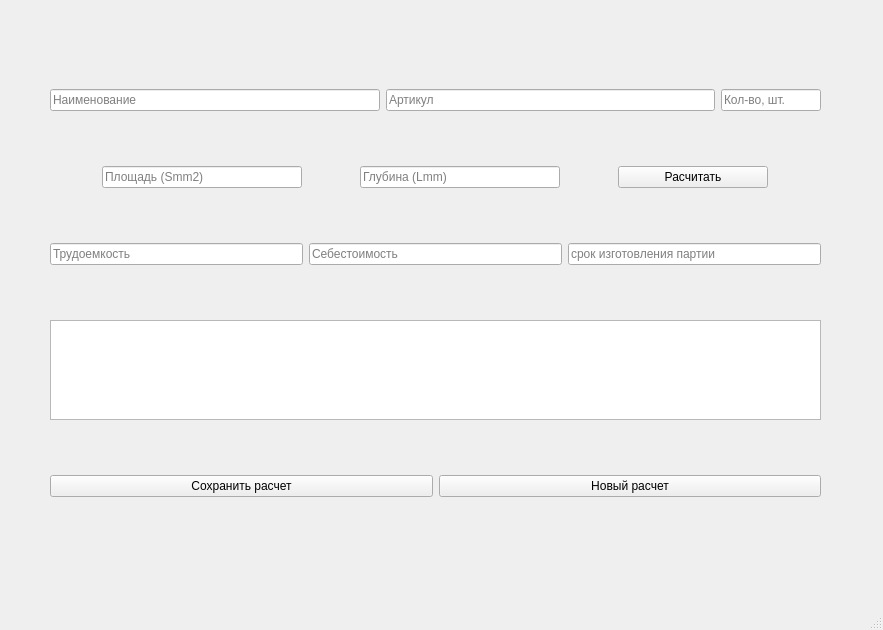
Before: the Qt Designer form Kalkulation.ui in xah-t/pyqtexam, drawn with Qt 5.
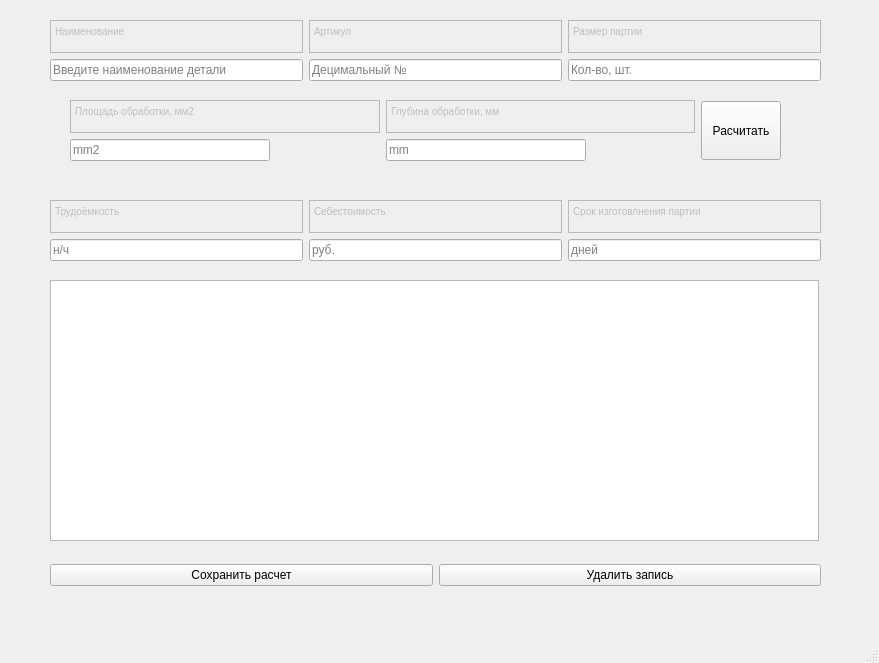
After: the same form once the commit is applied.

```diff
--- a/Kalkulation.ui
+++ b/Kalkulation.ui
@@ -6,8 +6,8 @@
    <rect>
     <x>0</x>
     <y>0</y>
-    <width>883</width>
-    <height>630</height>
+    <width>879</width>
+    <height>663</height>
    </rect>
   </property>
   <property name="minimumSize">
@@ -24,14 +24,31 @@
     <property name="geometry">
      <rect>
       <x>50</x>
-      <y>40</y>
+      <y>20</y>
       <width>771</width>
-      <height>511</height>
+      <height>61</height>
      </rect>
     </property>
-    <layout class="QVBoxLayout" name="verticalLayout">
+    <layout class="QHBoxLayout" name="horizontalLayout">
      <item>
-      <layout class="QHBoxLayout" name="horizontalLayout">
+      <layout class="QVBoxLayout" name="verticalLayout_4">
+       <item>
+        <widget class="QTextEdit" name="textEdit_4">
+         <property name="enabled">
+          <bool>false</bool>
+         </property>
+         <property name="readOnly">
+          <bool>true</bool>
+         </property>
+         <property name="html">
+          <string>&lt;!DOCTYPE HTML PUBLIC &quot;-//W3C//DTD HTML 4.0//EN&quot; &quot;http://www.w3.org/TR/REC-html40/strict.dtd&quot;&gt;
+&lt;html&gt;&lt;head&gt;&lt;meta name=&quot;qrichtext&quot; content=&quot;1&quot; /&gt;&lt;style type=&quot;text/css&quot;&gt;
+p, li { white-space: pre-wrap; }
+&lt;/style&gt;&lt;/head&gt;&lt;body style=&quot; font-family:'MS Shell Dlg 2'; font-size:7.8pt; font-weight:400; font-style:normal;&quot;&gt;
+&lt;p style=&quot; margin-top:0px; margin-bottom:0px; margin-left:0px; margin-right:0px; -qt-block-indent:0; text-indent:0px;&quot;&gt;Наименование&lt;/p&gt;&lt;/body&gt;&lt;/html&gt;</string>
+         </property>
+        </widget>
+       </item>
        <item>
         <widget class="QLineEdit" name="lineEdit_1">
          <property name="toolTip">
@@ -53,7 +70,28 @@
           <string/>
          </property>
          <property name="placeholderText">
-          <string>Наименование</string>
+          <string>Введите наименование детали</string>
+         </property>
+        </widget>
+       </item>
+      </layout>
+     </item>
+     <item>
+      <layout class="QVBoxLayout" name="verticalLayout_5">
+       <item>
+        <widget class="QTextEdit" name="textEdit_5">
+         <property name="enabled">
+          <bool>false</bool>
+         </property>
+         <property name="readOnly">
+          <bool>true</bool>
+         </property>
+         <property name="html">
+          <string>&lt;!DOCTYPE HTML PUBLIC &quot;-//W3C//DTD HTML 4.0//EN&quot; &quot;http://www.w3.org/TR/REC-html40/strict.dtd&quot;&gt;
+&lt;html&gt;&lt;head&gt;&lt;meta name=&quot;qrichtext&quot; content=&quot;1&quot; /&gt;&lt;style type=&quot;text/css&quot;&gt;
+p, li { white-space: pre-wrap; }
+&lt;/style&gt;&lt;/head&gt;&lt;body style=&quot; font-family:'MS Shell Dlg 2'; font-size:7.8pt; font-weight:400; font-style:normal;&quot;&gt;
+&lt;p style=&quot; margin-top:0px; margin-bottom:0px; margin-left:0px; margin-right:0px; -qt-block-indent:0; text-indent:0px;&quot;&gt;Артикул&lt;/p&gt;&lt;/body&gt;&lt;/html&gt;</string>
          </property>
         </widget>
        </item>
@@ -66,7 +104,28 @@
           <string/>
          </property>
          <property name="placeholderText">
-          <string>Артикул</string>
+          <string>Децимальный №</string>
+         </property>
+        </widget>
+       </item>
+      </layout>
+     </item>
+     <item>
+      <layout class="QVBoxLayout" name="verticalLayout_6">
+       <item>
+        <widget class="QTextEdit" name="textEdit_6">
+         <property name="enabled">
+          <bool>false</bool>
+         </property>
+         <property name="readOnly">
+          <bool>true</bool>
+         </property>
+         <property name="html">
+          <string>&lt;!DOCTYPE HTML PUBLIC &quot;-//W3C//DTD HTML 4.0//EN&quot; &quot;http://www.w3.org/TR/REC-html40/strict.dtd&quot;&gt;
+&lt;html&gt;&lt;head&gt;&lt;meta name=&quot;qrichtext&quot; content=&quot;1&quot; /&gt;&lt;style type=&quot;text/css&quot;&gt;
+p, li { white-space: pre-wrap; }
+&lt;/style&gt;&lt;/head&gt;&lt;body style=&quot; font-family:'MS Shell Dlg 2'; font-size:7.8pt; font-weight:400; font-style:normal;&quot;&gt;
+&lt;p style=&quot; margin-top:0px; margin-bottom:0px; margin-left:0px; margin-right:0px; -qt-block-indent:0; text-indent:0px;&quot;&gt;Размер партии&lt;/p&gt;&lt;/body&gt;&lt;/html&gt;</string>
          </property>
         </widget>
        </item>
@@ -74,7 +133,7 @@
         <widget class="QLineEdit" name="lineEdit_3">
          <property name="maximumSize">
           <size>
-           <width>100</width>
+           <width>300</width>
            <height>16777215</height>
           </size>
          </property>
@@ -91,78 +150,37 @@
        </item>
       </layout>
      </item>
+    </layout>
+   </widget>
+   <widget class="QWidget" name="layoutWidget">
+    <property name="geometry">
+     <rect>
+      <x>50</x>
+      <y>200</y>
+      <width>771</width>
+      <height>61</height>
+     </rect>
+    </property>
+    <layout class="QHBoxLayout" name="horizontalLayout_3">
      <item>
-      <layout class="QHBoxLayout" name="horizontalLayout_2">
+      <layout class="QVBoxLayout" name="verticalLayout">
        <item>
-        <widget class="QLineEdit" name="lineEdit_4">
-         <property name="minimumSize">
-          <size>
-           <width>200</width>
-           <height>0</height>
-          </size>
+        <widget class="QTextEdit" name="textEdit">
+         <property name="enabled">
+          <bool>false</bool>
          </property>
-         <property name="maximumSize">
-          <size>
-           <width>200</width>
-           <height>16777215</height>
-          </size>
+         <property name="readOnly">
+          <bool>true</bool>
          </property>
-         <property name="inputMask">
-          <string/>
+         <property name="html">
+          <string>&lt;!DOCTYPE HTML PUBLIC &quot;-//W3C//DTD HTML 4.0//EN&quot; &quot;http://www.w3.org/TR/REC-html40/strict.dtd&quot;&gt;
+&lt;html&gt;&lt;head&gt;&lt;meta name=&quot;qrichtext&quot; content=&quot;1&quot; /&gt;&lt;style type=&quot;text/css&quot;&gt;
+p, li { white-space: pre-wrap; }
+&lt;/style&gt;&lt;/head&gt;&lt;body style=&quot; font-family:'MS Shell Dlg 2'; font-size:7.8pt; font-weight:400; font-style:normal;&quot;&gt;
+&lt;p style=&quot; margin-top:0px; margin-bottom:0px; margin-left:0px; margin-right:0px; -qt-block-indent:0; text-indent:0px;&quot;&gt;Трудоёмкость&lt;/p&gt;&lt;/body&gt;&lt;/html&gt;</string>
          </property>
-         <property name="text">
-          <string/>
-         </property>
-         <property name="placeholderText">
-          <string>Площадь (Smm2)</string>
-         </property>
         </widget>
        </item>
-       <item>
-        <widget class="QLineEdit" name="lineEdit_5">
-         <property name="minimumSize">
-          <size>
-           <width>200</width>
-           <height>0</height>
-          </size>
-         </property>
-         <property name="maximumSize">
-          <size>
-           <width>200</width>
-           <height>16777215</height>
-          </size>
-         </property>
-         <property name="text">
-          <string/>
-         </property>
-         <property name="placeholderText">
-          <string>Глубина (Lmm)</string>
-         </property>
-        </widget>
-       </item>
-       <item>
-        <widget class="QPushButton" name="pushButton">
-         <property name="minimumSize">
-          <size>
-           <width>70</width>
-           <height>0</height>
-          </size>
-         </property>
-         <property name="maximumSize">
-          <size>
-           <width>150</width>
-           <height>16777215</height>
-          </size>
-         </property>
-         <property name="text">
-          <string>Расчитать</string>
-         </property>
-        </widget>
-       </item>
-      </layout>
-     </item>
-     <item>
-      <layout class="QHBoxLayout" name="horizontalLayout_3">
        <item>
         <widget class="QLineEdit" name="lineEdit_6">
          <property name="inputMask">
@@ -172,7 +190,28 @@
           <string/>
          </property>
          <property name="placeholderText">
-          <string>Трудоемкость</string>
+          <string>н/ч</string>
+         </property>
+        </widget>
+       </item>
+      </layout>
+     </item>
+     <item>
+      <layout class="QVBoxLayout" name="verticalLayout_2">
+       <item>
+        <widget class="QTextEdit" name="textEdit_2">
+         <property name="enabled">
+          <bool>false</bool>
+         </property>
+         <property name="readOnly">
+          <bool>true</bool>
+         </property>
+         <property name="html">
+          <string>&lt;!DOCTYPE HTML PUBLIC &quot;-//W3C//DTD HTML 4.0//EN&quot; &quot;http://www.w3.org/TR/REC-html40/strict.dtd&quot;&gt;
+&lt;html&gt;&lt;head&gt;&lt;meta name=&quot;qrichtext&quot; content=&quot;1&quot; /&gt;&lt;style type=&quot;text/css&quot;&gt;
+p, li { white-space: pre-wrap; }
+&lt;/style&gt;&lt;/head&gt;&lt;body style=&quot; font-family:'MS Shell Dlg 2'; font-size:7.8pt; font-weight:400; font-style:normal;&quot;&gt;
+&lt;p style=&quot; margin-top:0px; margin-bottom:0px; margin-left:0px; margin-right:0px; -qt-block-indent:0; text-indent:0px;&quot;&gt;Себестоимость&lt;/p&gt;&lt;/body&gt;&lt;/html&gt;</string>
          </property>
         </widget>
        </item>
@@ -185,7 +224,28 @@
           <string/>
          </property>
          <property name="placeholderText">
-          <string>Себестоимость</string>
+          <string>руб.</string>
+         </property>
+        </widget>
+       </item>
+      </layout>
+     </item>
+     <item>
+      <layout class="QVBoxLayout" name="verticalLayout_3">
+       <item>
+        <widget class="QTextEdit" name="textEdit_3">
+         <property name="enabled">
+          <bool>false</bool>
+         </property>
+         <property name="readOnly">
+          <bool>true</bool>
+         </property>
+         <property name="html">
+          <string>&lt;!DOCTYPE HTML PUBLIC &quot;-//W3C//DTD HTML 4.0//EN&quot; &quot;http://www.w3.org/TR/REC-html40/strict.dtd&quot;&gt;
+&lt;html&gt;&lt;head&gt;&lt;meta name=&quot;qrichtext&quot; content=&quot;1&quot; /&gt;&lt;style type=&quot;text/css&quot;&gt;
+p, li { white-space: pre-wrap; }
+&lt;/style&gt;&lt;/head&gt;&lt;body style=&quot; font-family:'MS Shell Dlg 2'; font-size:7.8pt; font-weight:400; font-style:normal;&quot;&gt;
+&lt;p style=&quot; margin-top:0px; margin-bottom:0px; margin-left:0px; margin-right:0px; -qt-block-indent:0; text-indent:0px;&quot;&gt;Срок изготовлнения партии&lt;/p&gt;&lt;/body&gt;&lt;/html&gt;</string>
          </property>
         </widget>
        </item>
@@ -195,42 +255,181 @@
           <string/>
          </property>
          <property name="placeholderText">
-          <string>срок изготовления партии</string>
+          <string>дней</string>
          </property>
         </widget>
        </item>
       </layout>
      </item>
+    </layout>
+   </widget>
+   <widget class="QWidget" name="layoutWidget">
+    <property name="geometry">
+     <rect>
+      <x>50</x>
+      <y>560</y>
+      <width>771</width>
+      <height>30</height>
+     </rect>
+    </property>
+    <layout class="QHBoxLayout" name="horizontalLayout_4">
      <item>
-      <widget class="QTableView" name="tableView">
+      <widget class="QPushButton" name="pushButton_2">
+       <property name="text">
+        <string>Сохранить расчет</string>
+       </property>
+      </widget>
+     </item>
+     <item>
+      <widget class="QPushButton" name="pushButton_3">
+       <property name="text">
+        <string>Удалить запись</string>
+       </property>
+      </widget>
+     </item>
+    </layout>
+   </widget>
+   <widget class="QWidget" name="layoutWidget">
+    <property name="geometry">
+     <rect>
+      <x>70</x>
+      <y>100</y>
+      <width>711</width>
+      <height>61</height>
+     </rect>
+    </property>
+    <layout class="QHBoxLayout" name="horizontalLayout_2">
+     <item>
+      <layout class="QVBoxLayout" name="verticalLayout_7">
+       <item>
+        <widget class="QTextEdit" name="textEdit_7">
+         <property name="enabled">
+          <bool>false</bool>
+         </property>
+         <property name="readOnly">
+          <bool>true</bool>
+         </property>
+         <property name="html">
+          <string>&lt;!DOCTYPE HTML PUBLIC &quot;-//W3C//DTD HTML 4.0//EN&quot; &quot;http://www.w3.org/TR/REC-html40/strict.dtd&quot;&gt;
+&lt;html&gt;&lt;head&gt;&lt;meta name=&quot;qrichtext&quot; content=&quot;1&quot; /&gt;&lt;style type=&quot;text/css&quot;&gt;
+p, li { white-space: pre-wrap; }
+&lt;/style&gt;&lt;/head&gt;&lt;body style=&quot; font-family:'MS Shell Dlg 2'; font-size:7.8pt; font-weight:400; font-style:normal;&quot;&gt;
+&lt;p style=&quot; margin-top:0px; margin-bottom:0px; margin-left:0px; margin-right:0px; -qt-block-indent:0; text-indent:0px;&quot;&gt;Площадь обработки, мм2&lt;/p&gt;&lt;/body&gt;&lt;/html&gt;</string>
+         </property>
+        </widget>
+       </item>
+       <item>
+        <widget class="QLineEdit" name="lineEdit_4">
+         <property name="minimumSize">
+          <size>
+           <width>200</width>
+           <height>0</height>
+          </size>
+         </property>
+         <property name="maximumSize">
+          <size>
+           <width>200</width>
+           <height>16777215</height>
+          </size>
+         </property>
+         <property name="inputMask">
+          <string/>
+         </property>
+         <property name="text">
+          <string/>
+         </property>
+         <property name="placeholderText">
+          <string>mm2</string>
+         </property>
+        </widget>
+       </item>
+      </layout>
+     </item>
+     <item>
+      <layout class="QVBoxLayout" name="verticalLayout_8">
+       <item>
+        <widget class="QTextEdit" name="textEdit_9">
+         <property name="enabled">
+          <bool>false</bool>
+         </property>
+         <property name="readOnly">
+          <bool>true</bool>
+         </property>
+         <property name="markdown">
+          <string>Глубина обработки, мм
+
+</string>
+         </property>
+         <property name="html">
+          <string>&lt;!DOCTYPE HTML PUBLIC &quot;-//W3C//DTD HTML 4.0//EN&quot; &quot;http://www.w3.org/TR/REC-html40/strict.dtd&quot;&gt;
+&lt;html&gt;&lt;head&gt;&lt;meta name=&quot;qrichtext&quot; content=&quot;1&quot; /&gt;&lt;style type=&quot;text/css&quot;&gt;
+p, li { white-space: pre-wrap; }
+&lt;/style&gt;&lt;/head&gt;&lt;body style=&quot; font-family:'MS Shell Dlg 2'; font-size:7.8pt; font-weight:400; font-style:normal;&quot;&gt;
+&lt;p style=&quot; margin-top:5px; margin-bottom:5px; margin-left:0px; margin-right:0px; -qt-block-indent:0; text-indent:0px;&quot;&gt;Глубина обработки, мм&lt;/p&gt;&lt;/body&gt;&lt;/html&gt;</string>
+         </property>
+        </widget>
+       </item>
+       <item>
+        <widget class="QLineEdit" name="lineEdit_5">
+         <property name="minimumSize">
+          <size>
+           <width>200</width>
+           <height>0</height>
+          </size>
+         </property>
+         <property name="maximumSize">
+          <size>
+           <width>200</width>
+           <height>16777215</height>
+          </size>
+         </property>
+         <property name="text">
+          <string/>
+         </property>
+         <property name="placeholderText">
+          <string>mm</string>
+         </property>
+        </widget>
+       </item>
+      </layout>
+     </item>
+     <item>
+      <widget class="QPushButton" name="pushButton">
+       <property name="minimumSize">
+        <size>
+         <width>70</width>
+         <height>59</height>
+        </size>
+       </property>
        <property name="maximumSize">
         <size>
-         <width>16777215</width>
-         <height>100</height>
+         <width>300</width>
+         <height>16777215</height>
         </size>
        </property>
+       <property name="text">
+        <string>Расчитать</string>
+       </property>
       </widget>
      </item>
-     <item>
-      <layout class="QHBoxLayout" name="horizontalLayout_4">
-       <item>
-        <widget class="QPushButton" name="pushButton_2">
-         <property name="text">
-          <string>Сохранить расчет</string>
-         </property>
-        </widget>
-       </item>
-       <item>
-        <widget class="QPushButton" name="pushButton_3">
-         <property name="text">
-          <string>Новый расчет</string>
-         </property>
-        </widget>
-       </item>
-      </layout>
-     </item>
     </layout>
    </widget>
+   <widget class="QTableView" name="tableView">
+    <property name="geometry">
+     <rect>
+      <x>50</x>
+      <y>280</y>
+      <width>769</width>
+      <height>261</height>
+     </rect>
+    </property>
+    <property name="maximumSize">
+     <size>
+      <width>16777215</width>
+      <height>300</height>
+     </size>
+    </property>
+   </widget>
   </widget>
   <widget class="QMenuBar" name="menubar">
    <property name="geometry">
```
Left out of the diff: 2 changed lines with no effect on the pictures.
